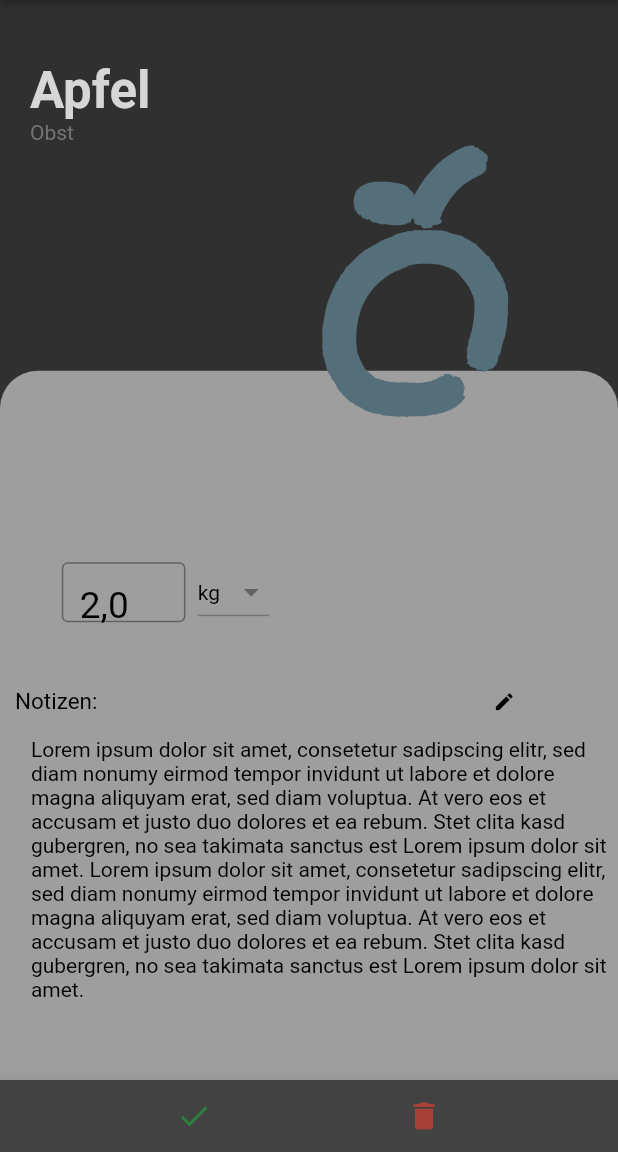
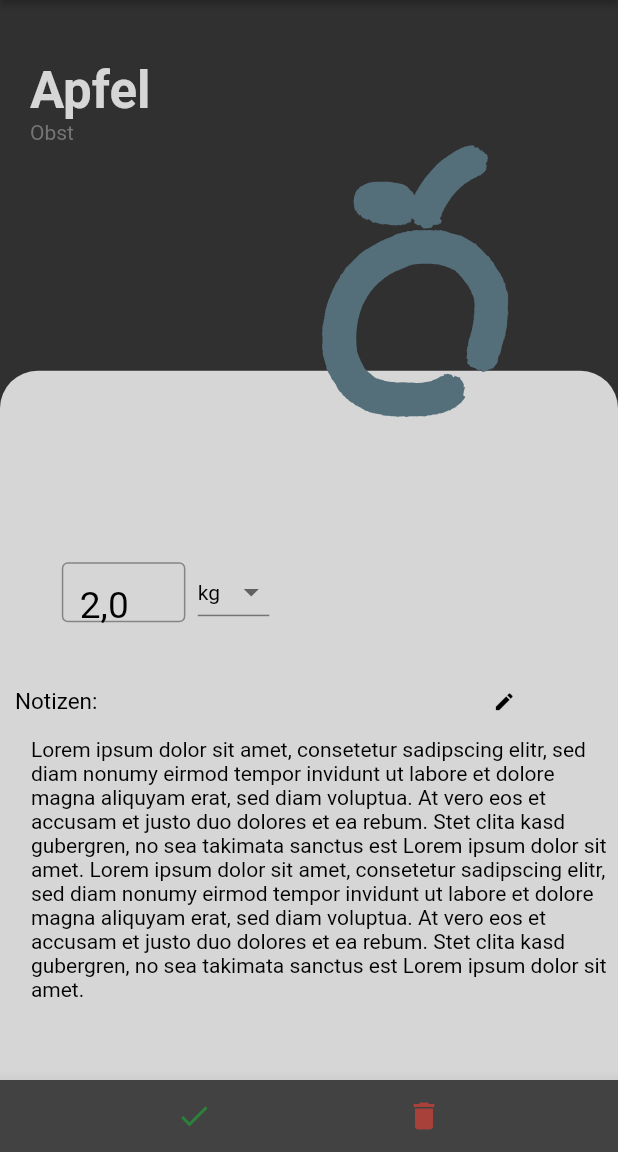
Before and after one commit to benicamera/q_shop, a Flutter app: the screen it shows after launch, after a tap on "Apfel", on a phone screen of 412 x 824 dp, the part 84-1236 px from its top. Run offline on Flutter 3.47's test engine with Material 2 defaults, Android fonts, the phone set to English and light mode, and no system bars; our stand-ins replace auto_size_text.

Commit message:
Farbe geändert

```diff
--- a/lib/screens/details/components/detail_body.dart
+++ b/lib/screens/details/components/detail_body.dart
@@ -37,7 +37,7 @@ class DetailBody extends StatelessWidget {
                   margin: EdgeInsets.only(top: size.height * 0.3),
                   height: 500,
                   decoration: BoxDecoration(
-                      color: kGrey,
+                      color: kLightGrey2,
                       borderRadius: BorderRadius.only(
                           topLeft: Radius.circular(25),
                           topRight: Radius.circular(25))),
```
